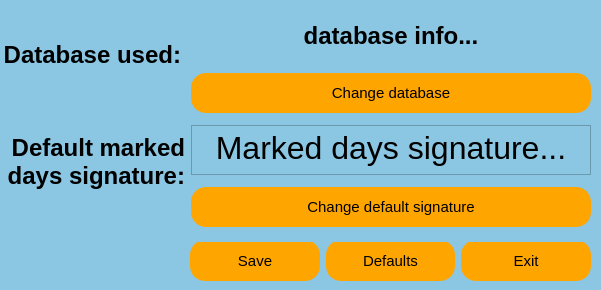
Qt form ui/settings.ui (bartzlot/optimal_calendar) before a commit.
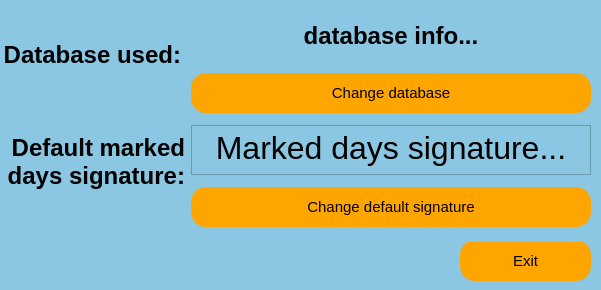
The same form after that commit.

Patch:
```diff
--- a/ui/settings.ui
+++ b/ui/settings.ui
@@ -23,9 +23,9 @@
    <widget class="QWidget" name="horizontalLayoutWidget">
     <property name="geometry">
      <rect>
-      <x>190</x>
+      <x>460</x>
       <y>240</y>
-      <width>401</width>
+      <width>131</width>
       <height>41</height>
      </rect>
     </property>
@@ -33,60 +33,6 @@
      <property name="spacing">
       <number>6</number>
      </property>
-     <item>
-      <widget class="QPushButton" name="save_button">
-       <property name="maximumSize">
-        <size>
-         <width>16777215</width>
-         <height>50</height>
-        </size>
-       </property>
-       <property name="styleSheet">
-        <string notr="true">    QPushButton {
-        background-color: orange;
-        color: black;
-        border-radius: 15px;
-        padding: 10px 20px;
-        font-size: 15px;
-        font-family: &quot;Arial Narrow&quot;, sans-serif;
-    }
-    
-    QPushButton:pressed {
-        background-color: darkorange; /* Change color when button is pressed */
-    }</string>
-       </property>
-       <property name="text">
-        <string>Save</string>
-       </property>
-      </widget>
-     </item>
-     <item>
-      <widget class="QPushButton" name="defaults_button">
-       <property name="maximumSize">
-        <size>
-         <width>16777215</width>
-         <height>50</height>
-        </size>
-       </property>
-       <property name="styleSheet">
-        <string notr="true">    QPushButton {
-        background-color: orange;
-        color: black;
-        border-radius: 15px;
-        padding: 10px 20px;
-        font-size: 15px;
-        font-family: &quot;Arial Narrow&quot;, sans-serif;
-    }
-    
-    QPushButton:pressed {
-        background-color: darkorange; /* Change color when button is pressed */
-    }</string>
-       </property>
-       <property name="text">
-        <string>Defaults</string>
-       </property>
-      </widget>
-     </item>
      <item>
       <widget class="QPushButton" name="exit_button">
        <property name="maximumSize">
```
Left out of the diff: 8 changed lines with no effect on the pictures.
